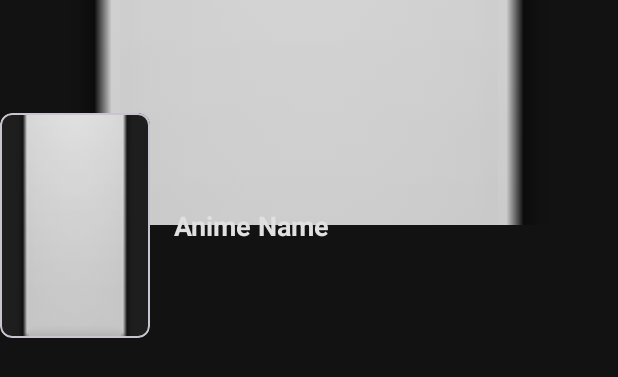
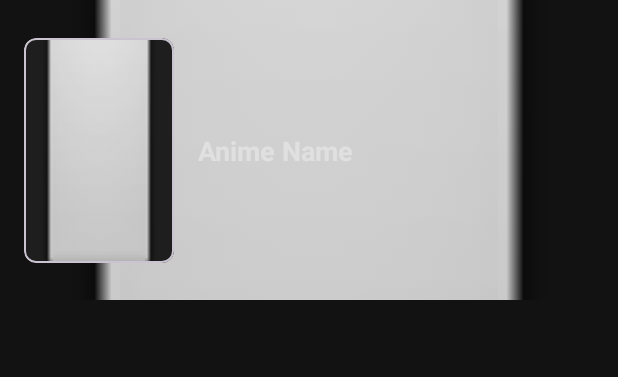
Before and after one commit to Ghost-Reborn/Akira, an Android app: the layout activity_anime_details_layout.xml on its own in the app's theme, with its tools: preview values and no code run, on a phone screen of 412 x 824 dp. Shown: the top 377 px of the screen. Run offline under Robolectric (Android 15) with nearby library versions, the phone set to English and light mode, and no system bars.

Commit message:
Prequel and Sequel

```diff
--- a/app/src/main/java/com/ghostreborn/akira/allAnime/AllAnimeParser.java
+++ b/app/src/main/java/com/ghostreborn/akira/allAnime/AllAnimeParser.java
@@ -74,12 +74,12 @@ public class AllAnimeParser {
             for (int i = 0; i < relatedShows.length(); i++) {
                 JSONObject relatedShow = relatedShows.getJSONObject(i);
                 if (relatedShow.getString("relation").equals("prequel")) {
-                    prequel = relatedShow.getString("relation");
+                    prequel = relatedShow.getString("showId");
                 } else if (relatedShow.getString("relation").equals("sequel")) {
-                    sequel = relatedShow.getString("relation");
+                    sequel = relatedShow.getString("showId");
                 }
             }
-            animeDetails = new AnimeDetails(name, thumbnail, description, banner, sequel, prequel);
+            animeDetails = new AnimeDetails(name, thumbnail, description, banner, prequel, sequel);
         } catch (JSONException e) {
             Log.e("AllAnimeParser", "Error parsing JSON: ", e);
         }
--- a/app/src/main/res/layout/activity_anime_details_layout.xml
+++ b/app/src/main/res/layout/activity_anime_details_layout.xml
@@ -4,10 +4,22 @@
     android:layout_width="match_parent"
     android:layout_height="match_parent">
 
+    <ScrollView
+        android:layout_width="match_parent"
+        android:layout_height="match_parent"
+        app:layout_constraintBottom_toBottomOf="parent"
+        app:layout_constraintEnd_toEndOf="parent"
+        app:layout_constraintStart_toStartOf="parent"
+        app:layout_constraintTop_toTopOf="parent">
+
+        <androidx.constraintlayout.widget.ConstraintLayout
+            android:layout_width="match_parent"
+            android:layout_height="wrap_content">
+
             <ImageView
                 android:id="@+id/anime_banner_image_view"
                 android:layout_width="0dp"
-        android:layout_height="150dp"
+                android:layout_height="200dp"
                 android:contentDescription="@string/anime_banner"
                 android:scaleType="centerCrop"
                 android:src="@android:drawable/btn_default"
@@ -19,11 +31,11 @@
                 android:id="@+id/thumbnailCardView"
                 android:layout_width="100dp"
                 android:layout_height="150dp"
-        android:layout_marginTop="-75dp"
+                android:layout_marginStart="16dp"
                 app:cardCornerRadius="8dp"
-        app:layout_constraintBottom_toBottomOf="@id/anime_banner_image_view"
+                app:layout_constraintBottom_toBottomOf="@+id/anime_banner_image_view"
                 app:layout_constraintStart_toStartOf="parent"
-        app:layout_constraintTop_toBottomOf="@id/anime_banner_image_view">
+                app:layout_constraintTop_toTopOf="parent">
 
                 <ImageView
                     android:id="@+id/anime_thumbnail_image_view"
@@ -51,12 +63,38 @@
             <TextView
                 android:id="@+id/anime_description_text_view"
                 android:layout_width="0dp"
-        android:layout_height="0dp"
+                android:layout_height="wrap_content"
+                android:layout_marginStart="16dp"
                 android:layout_marginTop="16dp"
+                android:layout_marginEnd="16dp"
                 android:text=""
-        app:layout_constraintBottom_toBottomOf="parent"
                 app:layout_constraintEnd_toEndOf="parent"
                 app:layout_constraintStart_toStartOf="parent"
-        app:layout_constraintTop_toBottomOf="@+id/thumbnailCardView" />
+                app:layout_constraintTop_toBottomOf="@+id/anime_banner_image_view" />
+
+            <Button
+                android:id="@+id/prequel_button"
+                android:layout_width="wrap_content"
+                android:layout_height="wrap_content"
+                android:layout_marginTop="16dp"
+                android:text="@string/prequel"
+                android:visibility="gone"
+                app:layout_constraintEnd_toStartOf="@id/sequel_button"
+                app:layout_constraintStart_toStartOf="parent"
+                app:layout_constraintTop_toBottomOf="@id/anime_description_text_view" />
+
+            <Button
+                android:id="@+id/sequel_button"
+                android:layout_width="wrap_content"
+                android:layout_height="wrap_content"
+                android:layout_marginTop="16dp"
+                android:text="@string/sequel"
+                android:visibility="gone"
+                app:layout_constraintEnd_toEndOf="parent"
+                app:layout_constraintStart_toEndOf="@id/prequel_button"
+                app:layout_constraintTop_toBottomOf="@id/anime_description_text_view" />
 
         </androidx.constraintlayout.widget.ConstraintLayout>
+    </ScrollView>
+
+</androidx.constraintlayout.widget.ConstraintLayout>
--- a/app/src/main/res/layout/anime_list_layout.xml
+++ b/app/src/main/res/layout/anime_list_layout.xml
@@ -24,8 +24,8 @@
         <TextView
             android:id="@+id/anime_name_text_view"
             android:layout_width="match_parent"
-            android:layout_height="wrap_content"
-            android:layout_gravity="center_horizontal"
+            android:layout_height="match_parent"
+            android:layout_gravity="center_vertical"
             android:ellipsize="end"
             android:gravity="center"
             android:maxLines="2"
--- a/app/src/main/res/values/strings.xml
+++ b/app/src/main/res/values/strings.xml
@@ -4,4 +4,6 @@
     <string name="anime_name">Anime Name</string>
     <string name="anime_thumbnail">Anime Thumbnail</string>
     <string name="anime_banner">Anime Banner</string>
+    <string name="prequel">Prequel</string>
+    <string name="sequel">Sequel</string>
 </resources>
```
Also changed, not shown: app/src/main/java/com/ghostreborn/akira/AnimeDetailsLayout.java (+24 -0 lines). Lines whose indentation alone changed are shown as unchanged.
